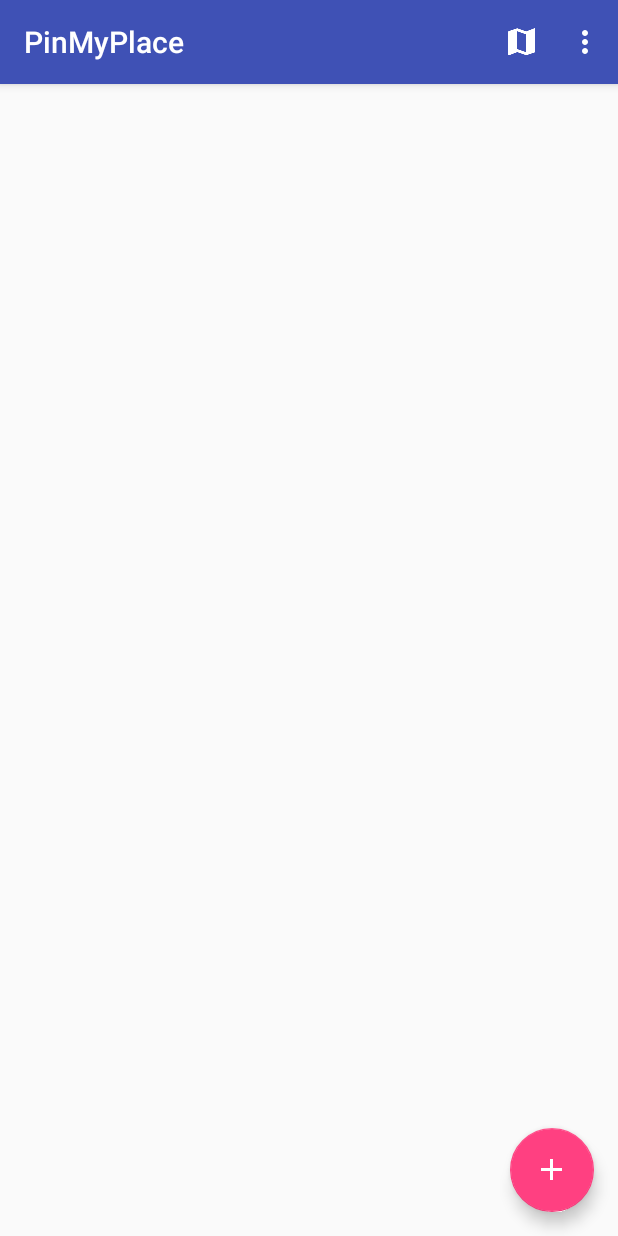
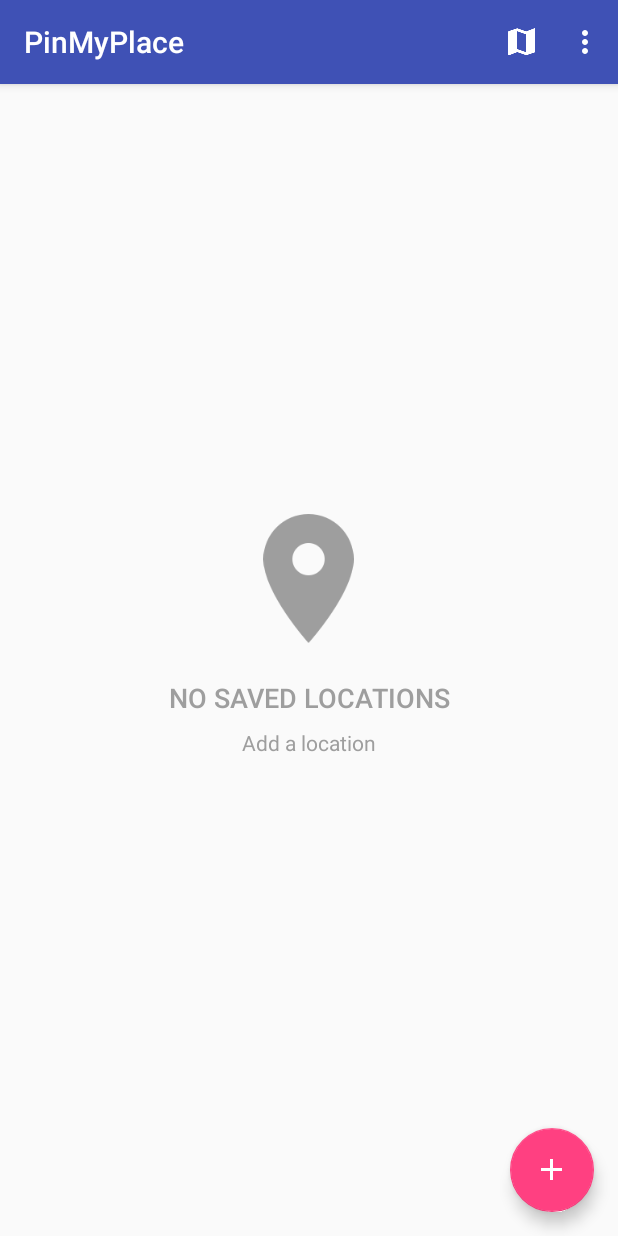
Before and after one commit to ViNet/PinMyPlace, an Android app: the MainActivity screen opened directly, with no data from a screen before it, on a phone screen of 412 x 824 dp. Run offline under Robolectric (Android 15) with nearby library versions, the phone set to English and light mode, and no system bars; libraries missing offline, so code that uses them is left out: com.facebook, com.facebook.login, org.parceler; 3 statements that could not run were skipped.

Commit message:
added empty view for locations listview

```diff
--- a/app/src/main/java/com/example/vit/pinmyplace/MainActivity.java
+++ b/app/src/main/java/com/example/vit/pinmyplace/MainActivity.java
@@ -120,6 +120,8 @@ public class MainActivity extends AppCompatActivity implements AdapterView.OnIte
         if (this.user == null) {
             // go to login page
             goToLogin();
+        } else {
+            Log.d(MyApp.TAG, "logged user - " + user);
         }
     }
 
@@ -131,13 +133,19 @@ public class MainActivity extends AppCompatActivity implements AdapterView.OnIte
     }
 
     private void setupList() {
+        View emptyView = getLayoutInflater().inflate(R.layout.empty_view, null);
+        addContentView(emptyView, lvLocations.getLayoutParams());
+        lvLocations.setEmptyView(emptyView);
+
         adapter = new LocationsAdapter(getBaseContext());
         lvLocations.setAdapter(adapter);
-        unregisterForContextMenu(lvLocations);
+
         lvLocations.setOnItemLongClickListener(this);
     }
 
     private void loadUserLocations() {
+        Log.d(MyApp.TAG, user.toString());
+
         this.userLocations = UserLocation.find(UserLocation.class, "facebook_Id = ?", user.facebookId);
 
         if (userLocations != null) {
--- /dev/null
+++ b/app/src/main/res/layout/empty_view.xml
@@ -0,0 +1,35 @@
+<?xml version="1.0" encoding="utf-8"?>
+<LinearLayout xmlns:android="http://schemas.android.com/apk/res/android"
+    android:layout_width="match_parent"
+    android:layout_height="wrap_content"
+    android:layout_centerInParent="true"
+    android:gravity="center"
+    android:layout_gravity="center"
+    android:orientation="vertical">
+
+    <ImageView
+        android:layout_width="wrap_content"
+        android:layout_height="wrap_content"
+        android:padding="16dp"
+        android:paddingBottom="16dp"
+        android:src="@drawable/ic_location_on_black_48dp" />
+
+    <TextView
+        android:textColor="@color/grey"
+        android:layout_width="match_parent"
+        android:layout_height="wrap_content"
+        android:text="@string/message_empty"
+        android:paddingBottom="8dp"
+        android:textAllCaps="true"
+        android:gravity="center"
+        android:textAppearance="@android:style/TextAppearance.DeviceDefault.Medium" />
+
+    <TextView
+        android:textColor="@color/grey"
+        android:layout_width="match_parent"
+        android:layout_height="wrap_content"
+        android:text="@string/message_add_location"
+        android:gravity="center"
+        android:textAppearance="@android:style/TextAppearance.DeviceDefault.Small" />
+
+</LinearLayout>
--- a/app/src/main/res/values/colors.xml
+++ b/app/src/main/res/values/colors.xml
@@ -5,5 +5,5 @@
     <color name="colorAccent">#FF4081</color>
 
     <color name="grey_selector">#45cecece</color>
-    <color name="selector">#989bfa</color>
+    <color name="grey">#9e9e9e</color>
 </resources>
--- a/app/src/main/res/values/strings.xml
+++ b/app/src/main/res/values/strings.xml
@@ -3,11 +3,14 @@
     <string name="facebook_app_id">501433283361919</string>
     <string name="my_locations">My locations</string>
 
-    <!-- MAIN MENU -->
+    <!-- MAIN ACTIVITY -->
     <string name="logout">Logout</string>
     <string name="title_activity_add_location">AddLocationActivity</string>
     <string name="show_map">Show map</string>
     <string name="delete">Delete</string>
+
+    <string name="message_empty">no saved locations</string>
+    <string name="message_add_location">Add a location</string>
 
     <!-- ADD LOCATION ACTIVITY-->
     <string name="title">Title</string>
```
Also changed, not shown: app/src/main/res/drawable-hdpi/ic_location_on_black_48dp.png (added), app/src/main/res/drawable-mdpi/ic_location_on_black_48dp.png (added), app/src/main/res/drawable-xhdpi/ic_location_on_black_48dp.png (added), app/src/main/res/drawable-xxhdpi/ic_location_on_black_48dp.png (added), app/src/main/res/drawable-xxxhdpi/ic_location_on_black_48dp.png (added).
